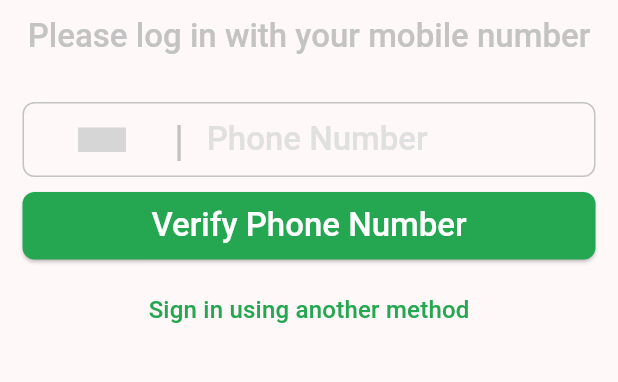
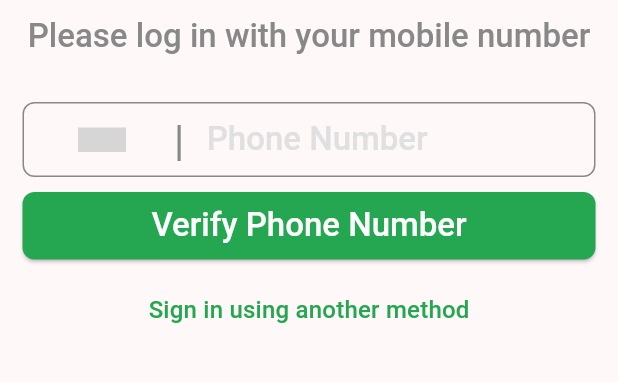
Before and after one commit to marwansaputro/aplikasi_pengaduan_flutter, a Flutter app: the screen it shows after launch, on a phone screen of 412 x 824 dp, the part 213-595 px from its top. Run offline on Flutter 3.47's test engine with Material 3 defaults, Android fonts, the light colour scheme and no system bars; drawn by our look-alikes of country_code_picker; our stand-ins replace curved_navigation_bar, pinput; missing offline and left inert: svg_icon; grey boxes are pictures that could not be loaded.

Commit message:
update theme

```diff
--- a/lib/value/theme.dart
+++ b/lib/value/theme.dart
@@ -7,7 +7,7 @@ const primaryGreen = Color(0xff25A751);
 const white = Color(0xffFFFFFF);
 const primaryGrey = Color(0xFFE0E0E0);
 const grey = Color(0xFFFAFAFA);
-const darkGrey = Color(0xFFC3C3C3);
+const darkGrey = Color(0xFF888888);
 
 final nLightTheme = ThemeData.light().copyWith(
   colorScheme: ColorScheme.fromSeed(
```
